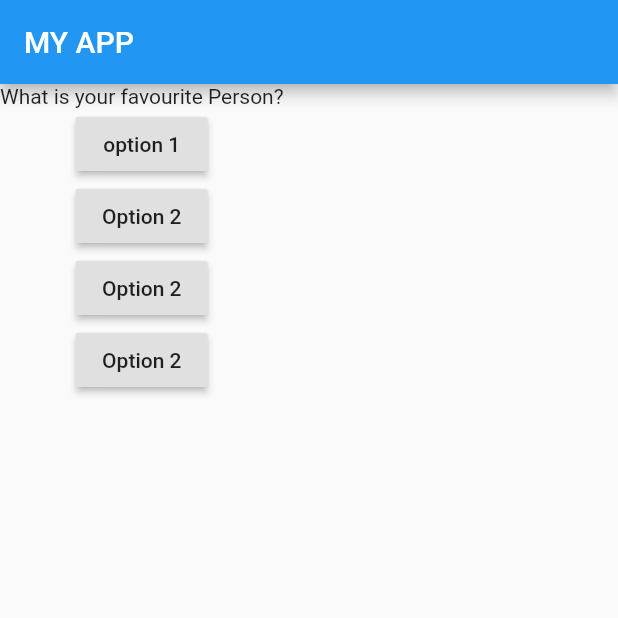
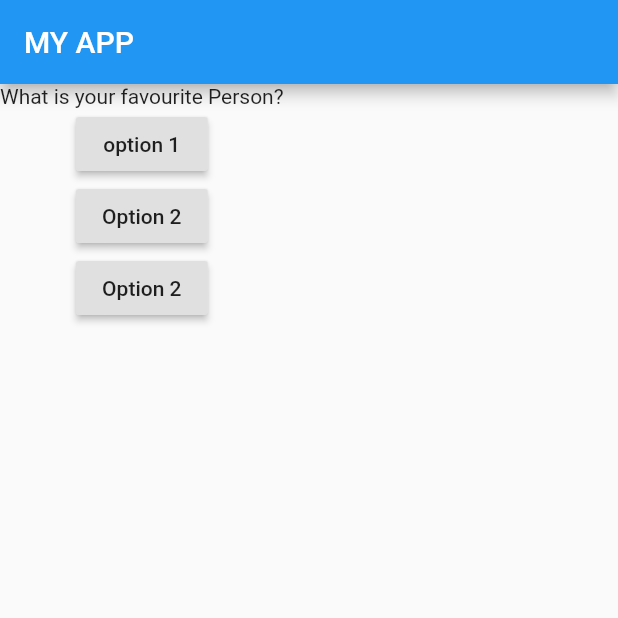
Before and after one commit to kumol/QuizAppFlutter, a Flutter app: the screen it shows after launch, on a phone screen of 412 x 824 dp, the top half of it. Run offline on Flutter 3.47's test engine with Material 2 defaults, Android fonts, the phone set to English and light mode, and no system bars.

Commit message:
little cs

```diff
--- a/lib/main.dart
+++ b/lib/main.dart
@@ -43,10 +43,10 @@ class _MyAppState extends State<MyApp> {
               child: Text("Option 2"),
               onPressed: () => print("clicked one"),
             ),
-            RaisedButton(
-              child: Text("Option 2"),
-              onPressed: action,
-            ),
+            // RaisedButton(
+            //   child: Text("Option 2"),
+            //   onPressed: action,
+            // ),
             RaisedButton(
               child: Text("Option 2"),
               onPressed: () => print("clicked one"),
```
